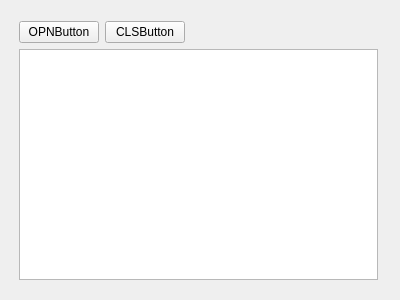
Old version of the form debuggerwidget.ui in the repository lerixism/uart_debugger.
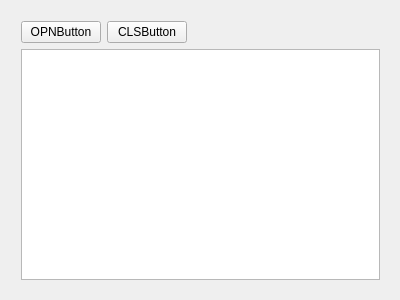
New version of the form.

```diff
--- a/debuggerwidget.ui
+++ b/debuggerwidget.ui
@@ -28,10 +28,10 @@
   <property name="windowTitle">
    <string>DebuggerWidget</string>
   </property>
-  <widget class="QWidget" name="">
+  <widget class="QWidget" name="layoutWidget">
    <property name="geometry">
     <rect>
-     <x>8</x>
+     <x>10</x>
      <y>10</y>
      <width>381</width>
      <height>281</height>
```
